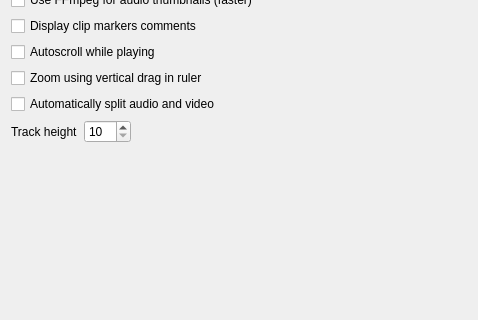
Qt form src/ui/configtimeline_ui.ui (KDE/kdenlive) before a commit; both pictures show x 0 to 478 and y 114 to 434 of the 478 by 621 pixel window.
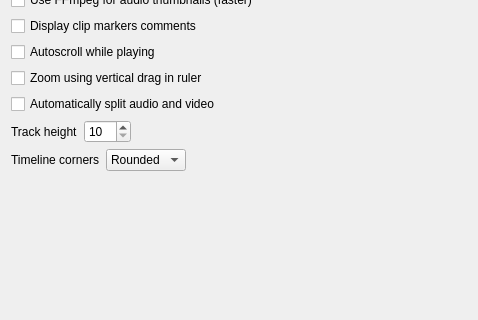
The same form after that commit.

Commit message: added new clip corner configuration (inclusive UI), upgraded timeline clip repainting

Diff of the .ui file:
```diff
--- a/src/ui/configtimeline_ui.ui
+++ b/src/ui/configtimeline_ui.ui
@@ -11,6 +11,44 @@
    </rect>
   </property>
   <layout class="QGridLayout" name="gridLayout">
+   <item row="7" column="0">
+    <layout class="QHBoxLayout" name="horizontalLayout_4">
+     <item>
+      <widget class="QLabel" name="label_2">
+       <property name="text">
+        <string>Timeline corners</string>
+       </property>
+      </widget>
+     </item>
+     <item>
+      <widget class="QComboBox" name="kcfg_clipcornertype">
+       <item>
+        <property name="text">
+         <string>Rounded</string>
+        </property>
+       </item>
+       <item>
+        <property name="text">
+         <string>Straight</string>
+        </property>
+       </item>
+      </widget>
+     </item>
+     <item>
+      <spacer name="horizontalSpacer_3">
+       <property name="orientation">
+        <enum>Qt::Horizontal</enum>
+       </property>
+       <property name="sizeHint" stdset="0">
+        <size>
+         <width>40</width>
+         <height>20</height>
+        </size>
+       </property>
+      </spacer>
+     </item>
+    </layout>
+   </item>
    <item row="1" column="0" colspan="4">
     <widget class="QCheckBox" name="kcfg_ffmpegaudiothumbnails">
      <property name="text">
@@ -133,7 +171,7 @@
      </layout>
     </widget>
    </item>
-   <item row="7" column="0">
+   <item row="11" column="0">
     <spacer name="verticalSpacer">
      <property name="orientation">
       <enum>Qt::Vertical</enum>
```
The commit also changes 2 other files.
